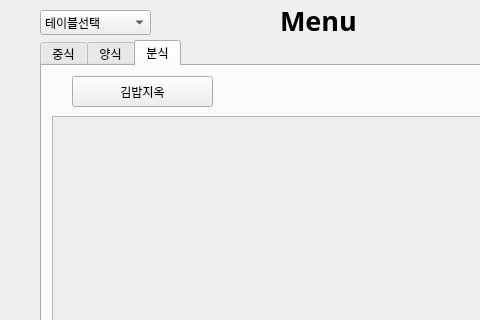
addinedu-ros-6th/ros-repo-2, file src/servee_gui/customer_gui/servi_customer.ui: the form before one commit; both pictures show x 0 to 480 and y 0 to 320 of the 1314 by 881 pixel window.
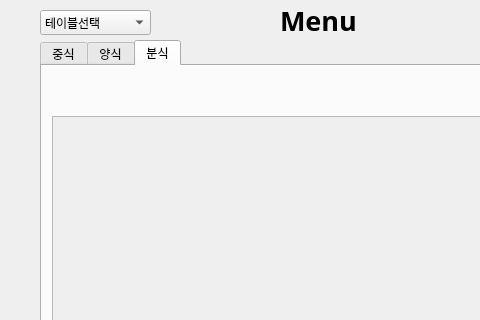
The form after the commit. The open tabs and pages were chosen to show the change.

Commit message: etc: db store column change and ui update SVRB-51

```diff
--- a/src/servee_gui/customer_gui/servi_customer.ui
+++ b/src/servee_gui/customer_gui/servi_customer.ui
@@ -238,19 +238,6 @@
        </property>
       </widget>
      </widget>
-     <widget class="QPushButton" name="vendor_1_button_4">
-      <property name="geometry">
-       <rect>
-        <x>30</x>
-        <y>10</y>
-        <width>141</width>
-        <height>31</height>
-       </rect>
-      </property>
-      <property name="text">
-       <string>김밥지옥</string>
-      </property>
-     </widget>
     </widget>
    </widget>
    <widget class="QTableWidget" name="shopping_tableWidget">
```
Left out of the diff: 8 changed lines with no effect on the pictures. The commit also changes 2 other files.
